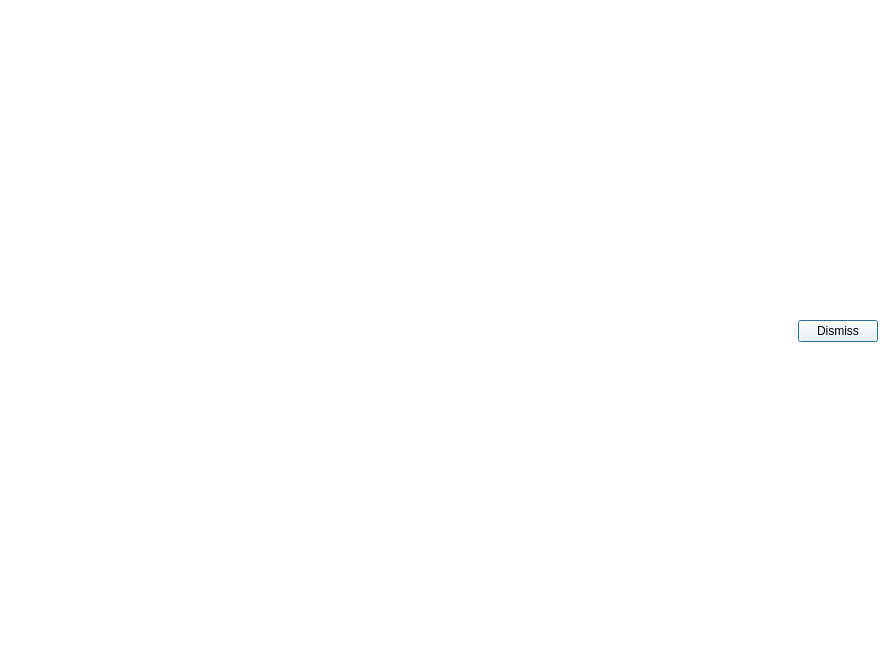
First picture: the form in mlapp/src/tools/fenceline_profile/fenceline_profile_dialog_base.ui, repository Trailmarker/paddock-power, before the edit.
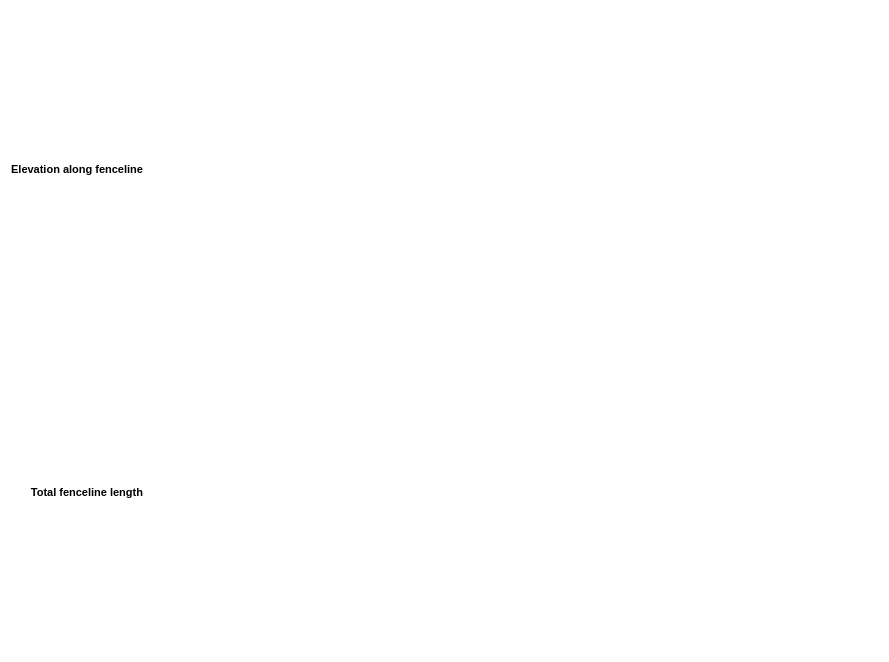
Second picture: the form after the edit.

Commit message: tidy up Fenceline Profile dialog layout and functions (PP-9)

Patch:
```diff
--- a/mlapp/src/tools/fenceline_profile/fenceline_profile_dialog_base.ui
+++ b/mlapp/src/tools/fenceline_profile/fenceline_profile_dialog_base.ui
@@ -24,43 +24,91 @@
   </property>
   <layout class="QVBoxLayout" name="verticalLayout_2">
    <item>
-    <layout class="QVBoxLayout" name="verticalLayout">
-     <item>
-      <layout class="QHBoxLayout" name="horizontalLayout">
-       <property name="sizeConstraint">
-        <enum>QLayout::SetMaximumSize</enum>
+    <layout class="QGridLayout" name="gridLayout">
+     <property name="sizeConstraint">
+      <enum>QLayout::SetFixedSize</enum>
+     </property>
+     <item row="0" column="0">
+      <widget class="QLabel" name="elevationLabel">
+       <property name="sizePolicy">
+        <sizepolicy hsizetype="Minimum" vsizetype="Minimum">
+         <horstretch>0</horstretch>
+         <verstretch>0</verstretch>
+        </sizepolicy>
        </property>
-      </layout>
+       <property name="font">
+        <font>
+         <pointsize>8</pointsize>
+         <weight>75</weight>
+         <bold>true</bold>
+        </font>
+       </property>
+       <property name="text">
+        <string notr="true">Elevation along fenceline</string>
+       </property>
+       <property name="alignment">
+        <set>Qt::AlignRight|Qt::AlignTrailing|Qt::AlignVCenter</set>
+       </property>
+      </widget>
      </item>
-     <item>
-      <layout class="QHBoxLayout" name="buttonLayout">
-       <property name="sizeConstraint">
-        <enum>QLayout::SetMinimumSize</enum>
+     <item row="0" column="1">
+      <widget class="QLabel" name="elevationStats">
+       <property name="sizePolicy">
+        <sizepolicy hsizetype="MinimumExpanding" vsizetype="Minimum">
+         <horstretch>0</horstretch>
+         <verstretch>0</verstretch>
+        </sizepolicy>
        </property>
-       <item>
-        <spacer name="horizontalSpacer">
-         <property name="orientation">
-          <enum>Qt::Horizontal</enum>
-         </property>
-         <property name="sizeType">
-          <enum>QSizePolicy::Expanding</enum>
-         </property>
-         <property name="sizeHint" stdset="0">
-          <size>
-           <width>40</width>
-           <height>20</height>
-          </size>
-         </property>
-        </spacer>
-       </item>
-       <item>
-        <widget class="QPushButton" name="dismissButton">
-         <property name="text">
-          <string>Dismiss</string>
-         </property>
-        </widget>
-       </item>
-      </layout>
+       <property name="font">
+        <font>
+         <pointsize>8</pointsize>
+        </font>
+       </property>
+       <property name="text">
+        <string/>
+       </property>
+      </widget>
+     </item>
+     <item row="1" column="0">
+      <widget class="QLabel" name="fencelineLengthLabel">
+       <property name="sizePolicy">
+        <sizepolicy hsizetype="Minimum" vsizetype="Minimum">
+         <horstretch>0</horstretch>
+         <verstretch>0</verstretch>
+        </sizepolicy>
+       </property>
+       <property name="font">
+        <font>
+         <pointsize>8</pointsize>
+         <weight>75</weight>
+         <bold>true</bold>
+        </font>
+       </property>
+       <property name="text">
+        <string>Total fenceline length</string>
+       </property>
+       <property name="alignment">
+        <set>Qt::AlignRight|Qt::AlignTrailing|Qt::AlignVCenter</set>
+       </property>
+      </widget>
+     </item>
+     <item row="1" column="1">
+      <widget class="QLabel" name="fencelineLength">
+       <property name="sizePolicy">
+        <sizepolicy hsizetype="MinimumExpanding" vsizetype="Minimum">
+         <horstretch>0</horstretch>
+         <verstretch>0</verstretch>
+        </sizepolicy>
+       </property>
+       <property name="font">
+        <font>
+         <pointsize>8</pointsize>
+        </font>
+       </property>
+       <property name="text">
+        <string/>
+       </property>
+      </widget>
      </item>
     </layout>
    </item>
```
The commit also changes 4 other files.
